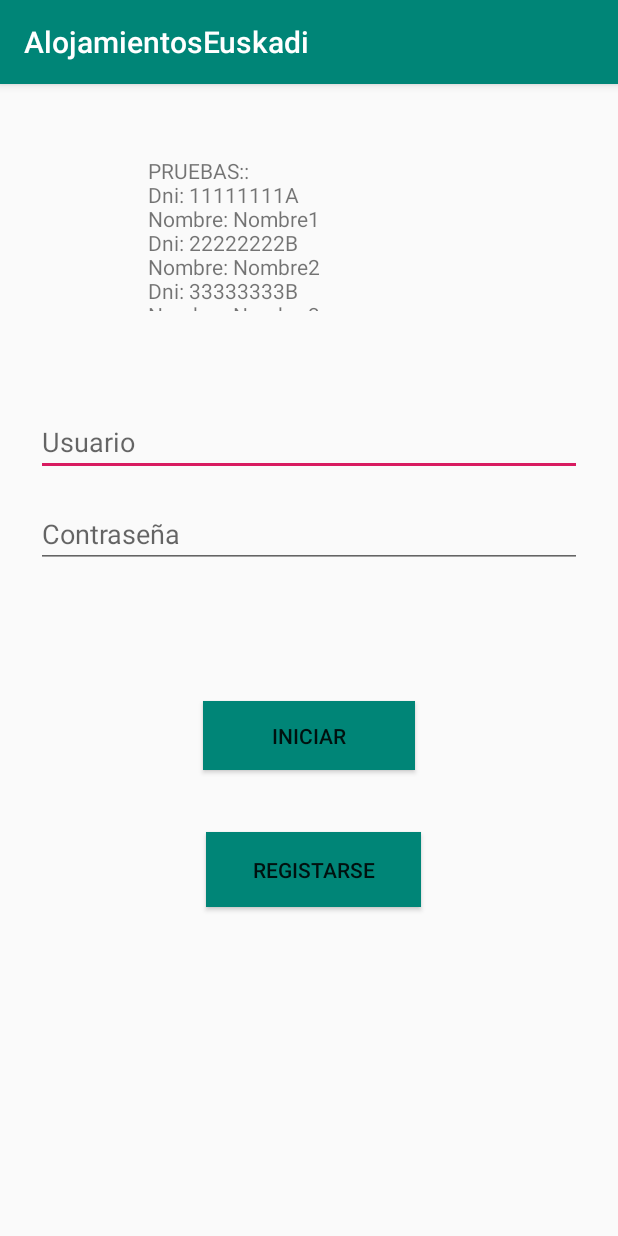
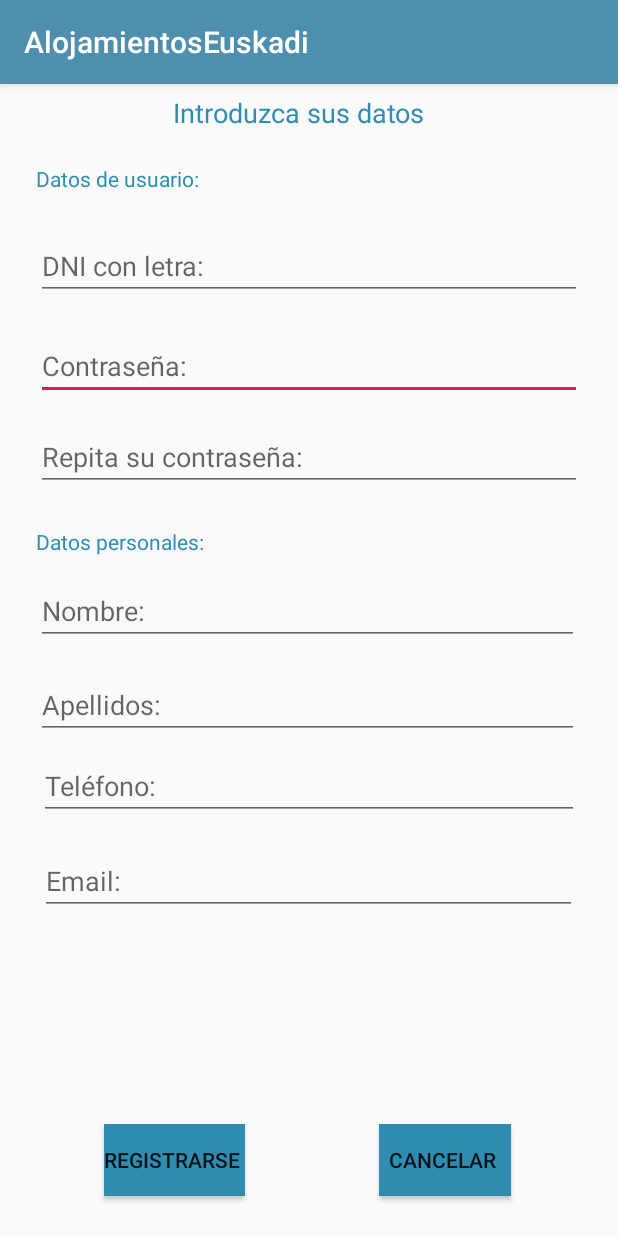
Before and after one commit to SalvaCM/AppMovil, an Android app: the Login screen opened directly, with no data from a screen before it, after a tap on "REGISTARSE", on a phone screen of 412 x 824 dp. Run offline under Robolectric (Android 15) with nearby library versions, the phone set to English and light mode, and no system bars.

Commit message:
activity de registro implementada

```diff
--- a/app/src/main/java/com/example/alojamientoseuskadi/Login.java
+++ b/app/src/main/java/com/example/alojamientoseuskadi/Login.java
@@ -30,7 +30,7 @@ public class Login extends AppCompatActivity {
         setContentView(R.layout.activity_login);
 
 
-        usuario=(EditText)findViewById(R.id.usuario);
+        usuario=(EditText)findViewById(R.id.contrasena1);
         contrasena=(EditText)findViewById(R.id.contraseña);
 
         SharedPreferences prefs = getSharedPreferences("datos", Context.MODE_PRIVATE);
@@ -143,10 +143,8 @@ public class Login extends AppCompatActivity {
     }
 
     public void registrarse(View view){
-        Toast toast2=Toast.makeText(getApplicationContext(), "Botón registrarse pulsado", Toast.LENGTH_SHORT);
-        toast2.show();
-
-
+        Intent i = new Intent(this,Registro.class);
+        startActivity(i);
     }
 
 
--- a/app/src/main/java/com/example/alojamientoseuskadi/MainActivity.java
+++ b/app/src/main/java/com/example/alojamientoseuskadi/MainActivity.java
@@ -16,7 +16,6 @@ import java.util.List;
 public class MainActivity extends AppCompatActivity {
 
     //pruebas
-    private List<Receta> re;
     private ParseJson parse;
     StringBuilder receta;
     //pruebas
--- /dev/null
+++ b/app/src/main/java/com/example/alojamientoseuskadi/Registro.java
@@ -0,0 +1,31 @@
+package com.example.alojamientoseuskadi;
+
+import androidx.appcompat.app.AppCompatActivity;
+
+import android.content.Intent;
+import android.os.Bundle;
+import android.view.View;
+import android.widget.Toast;
+
+public class Registro extends AppCompatActivity {
+    Toast notificacion;
+    @Override
+    protected void onCreate(Bundle savedInstanceState) {
+        super.onCreate(savedInstanceState);
+        setContentView(R.layout.activity_registro);
+
+    }
+
+    public void btnRegistrarse(View view){
+        Intent i = new Intent(this,inicio.class);
+        startActivity(i);
+
+        //Mostrar mensaje:
+        //notificacion = Toast.makeText(this, R.string.msjUsuarioRegis, Toast.LENGTH_LONG);
+        //notificacion.show();
+    }
+    public void btnCancelar(View view){
+        Intent i = new Intent(this,Login.class);
+        startActivity(i);
+    }
+}
--- a/app/src/main/java/com/example/alojamientoseuskadi/VerReservas.java
+++ b/app/src/main/java/com/example/alojamientoseuskadi/VerReservas.java
@@ -24,13 +24,20 @@ public class VerReservas extends AppCompatActivity {
         super.onCreate(savedInstanceState);
         setContentView(R.layout.activity_ver_reservas);
 
-        //Se cargan los datos de los alojamientos:
+        //Se cargan los datos de las reservas:
         cargarDatosReservas();
+
+        cargarDatosReservasBBDD();
 
         //Se muestran los datos de los alojamientos:
         //listaAlojamientos.clear();
         mostrarTodasLasReservas();
     }
+
+    public void cargarDatosReservasBBDD(){
+
+    }
+
     public void cargarDatosReservas(){
         InputStream reserv = getResources().openRawResource(R.raw.alojamientos);
         try {
--- a/app/src/main/res/layout/activity_login.xml
+++ b/app/src/main/res/layout/activity_login.xml
@@ -8,7 +8,7 @@
 
 
     <EditText
-        android:id="@+id/usuario"
+        android:id="@+id/contrasena1"
         android:layout_width="0dp"
         android:layout_height="wrap_content"
         android:layout_marginStart="24dp"
@@ -39,7 +39,7 @@
         app:layout_constraintEnd_toEndOf="parent"
         app:layout_constraintHorizontal_bias="1.0"
         app:layout_constraintStart_toStartOf="parent"
-        app:layout_constraintTop_toBottomOf="@+id/usuario" />
+        app:layout_constraintTop_toBottomOf="@+id/contrasena1" />
 
     <Button
         android:id="@+id/login"
--- /dev/null
+++ b/app/src/main/res/layout/activity_registro.xml
@@ -0,0 +1,213 @@
+<?xml version="1.0" encoding="utf-8"?>
+<androidx.constraintlayout.widget.ConstraintLayout xmlns:android="http://schemas.android.com/apk/res/android"
+    xmlns:app="http://schemas.android.com/apk/res-auto"
+    xmlns:tools="http://schemas.android.com/tools"
+    android:layout_width="match_parent"
+    android:layout_height="match_parent"
+    tools:context=".Registro">
+
+
+    <TextView
+        android:id="@+id/textView2"
+        android:layout_width="181dp"
+        android:layout_height="28dp"
+        android:text="@string/tituloRegistro"
+        android:textColor="@color/colorPrimaryDark"
+        android:textSize="18sp"
+        app:layout_constraintBottom_toBottomOf="parent"
+        app:layout_constraintEnd_toEndOf="parent"
+        app:layout_constraintStart_toStartOf="parent"
+        app:layout_constraintTop_toTopOf="parent"
+        app:layout_constraintVertical_bias="0.009" />
+
+    <TextView
+        android:id="@+id/textView10"
+        android:layout_width="wrap_content"
+        android:layout_height="wrap_content"
+        android:text="@string/tituloDatosUsu"
+        android:textColor="@color/colorPrimaryDark"
+        app:layout_constraintBottom_toBottomOf="parent"
+        app:layout_constraintEnd_toEndOf="parent"
+        app:layout_constraintHorizontal_bias="0.079"
+        app:layout_constraintStart_toStartOf="parent"
+        app:layout_constraintTop_toTopOf="parent"
+        app:layout_constraintVertical_bias="0.071" />
+
+    <TextView
+        android:id="@+id/textView11"
+        android:layout_width="wrap_content"
+        android:layout_height="wrap_content"
+        android:layout_marginTop="24dp"
+        android:text="@string/tituloDatosPer"
+        android:textColor="@color/colorPrimaryDark"
+        app:layout_constraintBottom_toBottomOf="parent"
+        app:layout_constraintEnd_toEndOf="parent"
+        app:layout_constraintHorizontal_bias="0.08"
+        app:layout_constraintStart_toStartOf="parent"
+        app:layout_constraintTop_toBottomOf="@+id/contrasena2"
+        app:layout_constraintVertical_bias="0.0" />
+
+    <EditText
+        android:id="@+id/contrasena1"
+        android:layout_width="0dp"
+        android:layout_height="wrap_content"
+        android:layout_marginStart="24dp"
+        android:layout_marginTop="21dp"
+        android:layout_marginEnd="24dp"
+
+        android:hint="@string/contrasena1"
+        android:inputType="textPassword"
+        android:selectAllOnFocus="true"
+        app:layout_constraintBottom_toBottomOf="parent"
+        app:layout_constraintEnd_toEndOf="parent"
+        app:layout_constraintHorizontal_bias="0.0"
+        app:layout_constraintStart_toStartOf="parent"
+        app:layout_constraintTop_toBottomOf="@+id/dni"
+        app:layout_constraintVertical_bias="0.0" />
+
+    <EditText
+        android:id="@+id/dni"
+        android:layout_width="0dp"
+        android:layout_height="wrap_content"
+        android:layout_marginStart="24dp"
+        android:layout_marginTop="45dp"
+
+        android:layout_marginEnd="24dp"
+        android:layout_marginBottom="456dp"
+        android:hint="@string/dni"
+        android:imeActionLabel="@string/action_sign_in_short"
+        android:imeOptions="actionDone"
+        android:inputType="textEmailAddress"
+        android:selectAllOnFocus="true"
+        app:layout_constraintBottom_toBottomOf="parent"
+        app:layout_constraintEnd_toEndOf="parent"
+        app:layout_constraintHorizontal_bias="0.0"
+        app:layout_constraintStart_toStartOf="parent"
+        app:layout_constraintTop_toTopOf="@+id/textView10"
+        app:layout_constraintVertical_bias="0.0" />
+
+    <EditText
+        android:id="@+id/contrasena2"
+        android:layout_width="0dp"
+        android:layout_height="wrap_content"
+        android:layout_marginStart="24dp"
+        android:layout_marginTop="15dp"
+
+        android:layout_marginEnd="24dp"
+        android:layout_marginBottom="408dp"
+        android:hint="@string/contrasena2"
+        android:imeActionLabel="@string/action_sign_in_short"
+        android:imeOptions="actionDone"
+        android:inputType="textPassword"
+        android:selectAllOnFocus="true"
+        app:layout_constraintBottom_toBottomOf="parent"
+        app:layout_constraintEnd_toEndOf="parent"
+        app:layout_constraintHorizontal_bias="0.0"
+        app:layout_constraintStart_toStartOf="parent"
+        app:layout_constraintTop_toBottomOf="@+id/contrasena1"
+        app:layout_constraintVertical_bias="0.0" />
+
+    <EditText
+        android:id="@+id/email"
+        android:layout_width="358dp"
+        android:layout_height="43dp"
+        android:layout_marginStart="24dp"
+        android:layout_marginTop="63dp"
+        android:layout_marginEnd="24dp"
+
+        android:layout_marginBottom="124dp"
+        android:hint="@string/email"
+        android:inputType="textEmailAddress"
+        android:selectAllOnFocus="true"
+        app:layout_constraintBottom_toBottomOf="parent"
+        app:layout_constraintEnd_toEndOf="parent"
+        app:layout_constraintHorizontal_bias="0.4"
+        app:layout_constraintStart_toStartOf="parent"
+        app:layout_constraintTop_toTopOf="@+id/telefono"
+        app:layout_constraintVertical_bias="0.0" />
+
+    <EditText
+        android:id="@+id/email2"
+        android:layout_width="362dp"
+        android:layout_height="42dp"
+        android:layout_marginStart="24dp"
+        android:layout_marginTop="17dp"
+
+        android:layout_marginEnd="24dp"
+        android:hint="@string/nombre"
+        android:inputType="textEmailAddress"
+        android:selectAllOnFocus="true"
+        app:layout_constraintBottom_toBottomOf="parent"
+        app:layout_constraintEnd_toEndOf="parent"
+        app:layout_constraintHorizontal_bias="0.0"
+        app:layout_constraintStart_toStartOf="parent"
+        app:layout_constraintTop_toBottomOf="@+id/textView11"
+        app:layout_constraintVertical_bias="0.0" />
+
+    <EditText
+        android:id="@+id/email3"
+        android:layout_width="362dp"
+        android:layout_height="45dp"
+        android:layout_marginStart="24dp"
+        android:layout_marginTop="17dp"
+
+        android:layout_marginEnd="24dp"
+        android:hint="@string/apellidos"
+        android:inputType="textEmailAddress"
+        android:selectAllOnFocus="true"
+        app:layout_constraintBottom_toBottomOf="parent"
+        app:layout_constraintEnd_toEndOf="parent"
+        app:layout_constraintHorizontal_bias="0.0"
+        app:layout_constraintStart_toStartOf="parent"
+        app:layout_constraintTop_toBottomOf="@+id/email2"
+        app:layout_constraintVertical_bias="0.0" />
+
+    <EditText
+        android:id="@+id/telefono"
+        android:layout_width="360dp"
+        android:layout_height="43dp"
+
+        android:layout_marginTop="6dp"
+        android:layout_marginBottom="196dp"
+
+        android:gravity="left"
+        android:hint="@string/telf"
+        android:imeOptions="actionDone"
+        android:inputType="number"
+        android:maxLength="9"
+        android:selectAllOnFocus="true"
+        app:layout_constraintBottom_toBottomOf="parent"
+        app:layout_constraintEnd_toEndOf="parent"
+        app:layout_constraintStart_toStartOf="parent"
+        app:layout_constraintTop_toBottomOf="@+id/email3"
+        app:layout_constraintVertical_bias="0.057" />
+
+    <Button
+        android:id="@+id/btnRegistrarse"
+        android:layout_width="wrap_content"
+        android:layout_height="wrap_content"
+        android:background="@color/colorPrimaryDark"
+        android:onClick="btnRegistrarse"
+        android:text="@string/registrarse"
+        app:layout_constraintBottom_toBottomOf="parent"
+        app:layout_constraintEnd_toEndOf="parent"
+        app:layout_constraintHorizontal_bias="0.217"
+        app:layout_constraintStart_toStartOf="parent"
+        app:layout_constraintTop_toTopOf="parent"
+        app:layout_constraintVertical_bias="0.963" />
+
+    <Button
+        android:id="@+id/btnCancelar"
+        android:layout_width="wrap_content"
+        android:layout_height="wrap_content"
+        android:background="@color/colorPrimaryDark"
+        android:onClick="btnCancelar"
+        android:text="@string/cancelar"
+        app:layout_constraintBottom_toBottomOf="parent"
+        app:layout_constraintEnd_toEndOf="parent"
+        app:layout_constraintHorizontal_bias="0.78"
+        app:layout_constraintStart_toStartOf="parent"
+        app:layout_constraintTop_toTopOf="parent"
+        app:layout_constraintVertical_bias="0.963" />
+
+</androidx.constraintlayout.widget.ConstraintLayout>
--- a/app/src/main/res/values/colors.xml
+++ b/app/src/main/res/values/colors.xml
@@ -1,6 +1,6 @@
 <?xml version="1.0" encoding="utf-8"?>
 <resources>
-    <color name="colorPrimary">#008577</color>
-    <color name="colorPrimaryDark">#00574B</color>
+    <color name="colorPrimary">#4d8fac</color>
+    <color name="colorPrimaryDark">#2e8db0</color>
     <color name="colorAccent">#D81B60</color>
 </resources>
--- a/app/src/main/res/values/strings.xml
+++ b/app/src/main/res/values/strings.xml
@@ -48,4 +48,21 @@
     <string name="miPosicion">"Ir a mi posición"</string>
     <string name="miDiezKm">"Ver 10 Km"</string>
     <string name="marcador">"Marcador"</string>
+
+    <!-- Strings related to Registro -->
+    <string name="tituloRegistro">"Introduzca sus datos"</string>
+    <string name="tituloDatosUsu">"Datos de usuario:"</string>
+    <string name="dni">"DNI con letra: "</string>
+    <string name="contrasena1">"Contraseña: "</string>
+    <string name="contrasena2">"Repita su contraseña: "</string>
+
+    <string name="tituloDatosPer">"Datos personales:"</string>
+    <string name="nombre">"Nombre: "</string>
+    <string name="apellidos">"Apellidos: "</string>
+    <string name="telf">"Teléfono: "</string>
+    <string name="email">"Email: "</string>
+    <string name="registrarse">"Registrarse "</string>
+    <string name="cancelar">"Cancelar "</string>
+    <string name="msjUsuarioRegis">"Usuario registrado "</string>
+
 </resources>
```
Also changed, not shown: app/src/main/AndroidManifest.xml (+9 -6 lines), libs/mysql-connector-java-5.1.23.jar (added), 3 other files.
